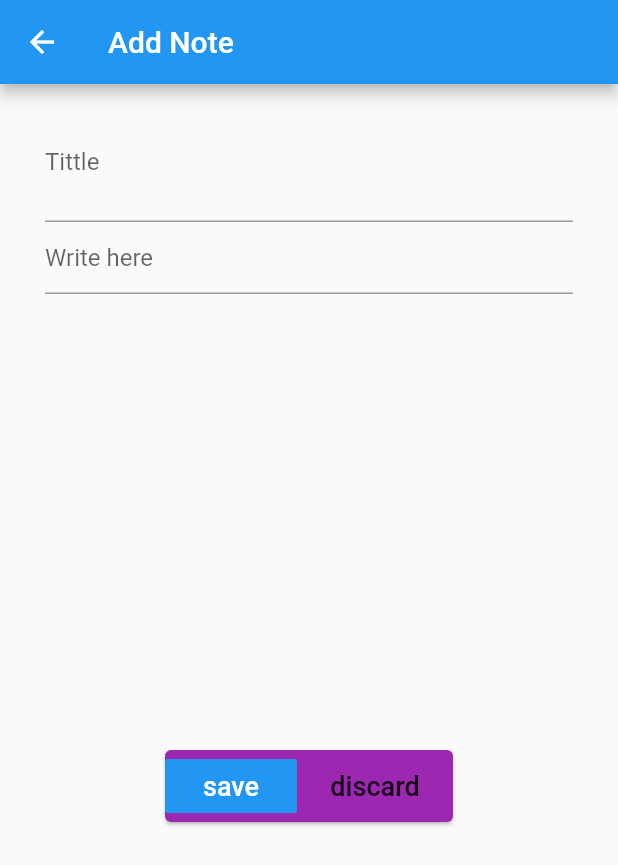
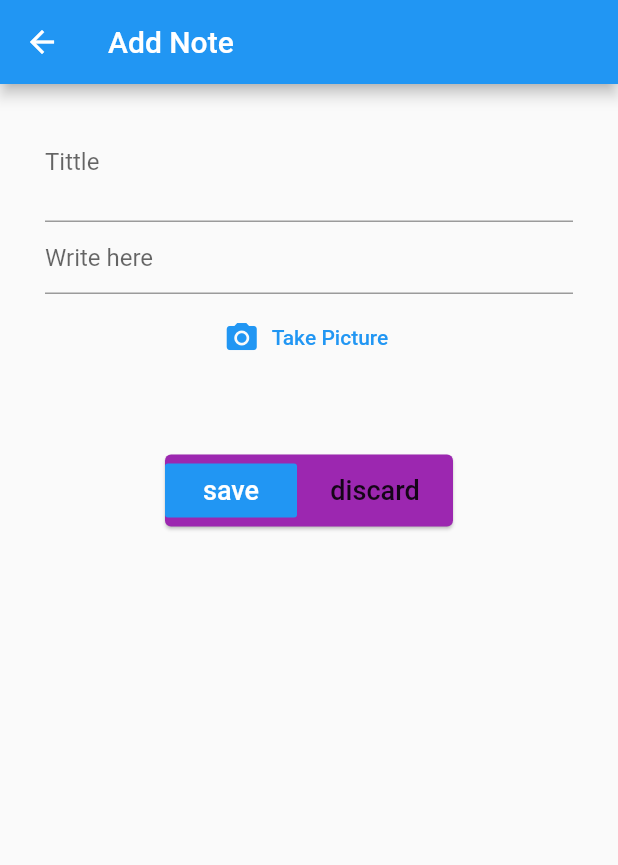
Before and after one commit to viktorvoltz/smartnote, a Flutter app: the NoteList screen opened by its route, after a tap on the "add" icon, on a phone screen of 412 x 824 dp. Shown: the top 865 px of the screen. Run offline on Flutter 3.47's test engine with Material 2 defaults, Android fonts, the phone set to English and light mode, and no system bars; our stand-ins replace flutter_svg, image_picker.

Commit message:
app structure

```diff
--- a/lib/inherited_widget/note_inherited_widget.dart
+++ b/lib/inherited_widget/note_inherited_widget.dart
@@ -2,7 +2,7 @@ import 'package:flutter/material.dart';
 
 class NoteInheritedWidget extends InheritedWidget{
 
-  final List<Map<String, String>> notes = [
+  final List<Map<String, dynamic>> notes = [
 
 
   ];
--- a/lib/screens/note.dart
+++ b/lib/screens/note.dart
@@ -1,6 +1,11 @@
 import 'package:flutter/material.dart';
 import 'package:smartnote/inherited_widget/note_inherited_widget.dart';
 import 'package:smartnote/screens/note_llist.dart';
+import 'package:intl/intl.dart';
+import 'dart:io';
+import 'package:path/path.dart' as path;
+import 'package:path_provider/path_provider.dart' as syspaths;
+import 'package:image_picker/image_picker.dart';
 
 enum NoteMode { Editing, Adding }
 
@@ -21,7 +26,29 @@ class Note extends StatefulWidget {
 class NoteState extends State<Note> {
   final TextEditingController _titleController = TextEditingController();
   final TextEditingController _textController = TextEditingController();
-  List<Map<String, String>> get _notes => NoteInheritedWidget.of(context).notes;
+  List<Map<String, dynamic>> get _notes =>
+      NoteInheritedWidget.of(context).notes;
+
+  File _storedImage;
+  File ssavedImage;
+
+  Future<void> _takePicture() async {
+    final picker = ImagePicker();
+    final imageFile = await picker.getImage(
+      source: ImageSource.camera,
+      maxWidth: 600,
+    );
+    if (imageFile == null) {
+      return;
+    }
+    setState(() {
+      _storedImage = File(imageFile.path);
+    });
+    final appDir = await syspaths.getApplicationDocumentsDirectory();
+    final fileName = path.basename(imageFile.path);
+    final savedImage = await _storedImage.copy('${appDir.path}/$fileName');
+    ssavedImage = savedImage;
+  }
 
   @override
   void didChangeDependencies() {
@@ -52,9 +79,28 @@ class NoteState extends State<Note> {
                 controller: _textController,
                 decoration: InputDecoration(hintText: 'Write here'),
               ),
+              SizedBox(height: 5),
+              _storedImage == null
+                  ? FlatButton.icon(
+                      icon: Icon(Icons.camera_alt),
+                      label: Text(
+                        'Take Picture',
+                      ),
+                      textColor: Theme.of(context).primaryColor,
+                      onPressed: _takePicture,
+                    )
+                  : Container(
+                      //width: size.width * 0.5,
+                      height: 100,
+                      decoration: BoxDecoration(
+                        border: Border.all(width: 1, color: Colors.grey),
+                      ),
+                      child: Image.file(_storedImage,
+                              fit: BoxFit.cover, width: double.infinity),
+                    ),
               Container(
                   width: widget.noteMode == NoteMode.Editing ? 400 : 200,
-                  margin: EdgeInsets.only(top: 300),
+                  margin: EdgeInsets.only(top: 50),
                   child: Card(
                     color: Colors.purple,
                     child: Row(
@@ -69,8 +115,17 @@ class NoteState extends State<Note> {
                               if (widget?.noteMode == NoteMode.Adding) {
                                 final title = _titleController.text;
                                 final text = _textController.text;
+                                String time = DateFormat('MM-dd,EEE  kk:mm:ss')
+                                    .format(DateTime.now())
+                                    .toString();
 
-                                _notes.add({'title': title, 'text': text});
+
+                                _notes.add({
+                                  'title': title,
+                                  'text': text,
+                                  'time': time,
+                                  'photo': ssavedImage
+                                });
                                 print(_notes);
                               } else if (widget?.noteMode == NoteMode.Editing) {
                                 final title = _titleController.text;
@@ -81,7 +136,10 @@ class NoteState extends State<Note> {
                                   'text': text
                                 };
                               }
-                              Navigator.push(context, MaterialPageRoute(builder: (context) => NoteList()));
+                              Navigator.push(
+                                  context,
+                                  MaterialPageRoute(
+                                      builder: (context) => NoteList()));
                             },
                           ),
                           //Spacer(),
@@ -102,7 +160,12 @@ class NoteState extends State<Note> {
                                   ),
                                   onPressed: () {
                                     _notes.removeAt(widget.index);
-                                    Navigator.pop(context);
+                                    Navigator.push(
+                                      context,
+                                      MaterialPageRoute(
+                                        builder: (context) => NoteList(),
+                                      ),
+                                    );
                                   },
                                 )
                               : Container(),
--- a/lib/screens/note_llist.dart
+++ b/lib/screens/note_llist.dart
@@ -1,9 +1,16 @@
 import 'package:flutter/material.dart';
 import 'package:smartnote/inherited_widget/note_inherited_widget.dart';
+import 'package:smartnote/screens/views.dart';
 import 'note.dart';
+import 'views.dart';
+import 'dart:async';
+import 'package:intl/intl.dart';
 
 class NoteList extends StatefulWidget {
   static const routeName = 'NoteList';
+  //File pickedImage;
+
+  //NoteList({this.pickedImage});
 
   @override
   NoteListState createState() {
@@ -12,11 +19,13 @@ class NoteList extends StatefulWidget {
 }
 
 class NoteListState extends State<NoteList> {
-  List<Map<String, String>> get _notes => NoteInheritedWidget.of(context).notes;
+  List<Map<String, dynamic>> get _notes =>
+      NoteInheritedWidget.of(context).notes;
 
   @override
   Widget build(BuildContext context) {
     return Scaffold(
+      backgroundColor: Color(0xff272637),
       body: GridView.builder(
         gridDelegate: SliverGridDelegateWithMaxCrossAxisExtent(
             maxCrossAxisExtent: 300,
@@ -27,10 +36,8 @@ class NoteListState extends State<NoteList> {
         itemBuilder: (BuildContext ctx, index) {
           return GestureDetector(
             onTap: () async {
-              await Navigator.push(
-                  context,
-                  MaterialPageRoute(
-                      builder: (context) => Note(noteMode: NoteMode.Editing, index: index)));
+              await Navigator.push(context,
+                  MaterialPageRoute(builder: (context) => Views(index: index)));
               setState(() {});
             },
             child: Container(
@@ -41,23 +48,26 @@ class NoteListState extends State<NoteList> {
                   child: Column(
                     crossAxisAlignment: CrossAxisAlignment.start,
                     children: <Widget>[
+                      _notes[index]['photo'] == null ?
+                      Container() :
+                      Container(
+                        height: 50,
+                        width: 50,
+                        child: Image.file(_notes[index]['photo']),
+                      ),
                       _NoteTittle(_notes[index]['title']),
                       SizedBox(height: 4),
                       _NoteText(_notes[index]['text']),
+                      Spacer(),
+                      Text(
+                        _notes[index]['time'],
+                        style: TextStyle(color: Colors.white54),
+                      ),
                     ],
                   )),
               decoration: BoxDecoration(
-                color: Colors.black38,
-                boxShadow: [
-                  BoxShadow(
-                    color: Colors.grey.withOpacity(0.5),
-                    spreadRadius: 1,
-                    blurRadius: 7,
-                    offset: Offset(0, 3), // changes position of shadow
-                  ),
-                ],
-                borderRadius: BorderRadius.circular(10)
-              ),
+                  color: Color(0xff3B3A50),
+                  borderRadius: BorderRadius.circular(10)),
             ),
           );
         },
@@ -68,7 +78,7 @@ class NoteListState extends State<NoteList> {
         child: Row(
           children: [
             IconButton(
-              icon: Icon(Icons.menu),
+              icon: Icon(Icons.camera_alt),
               onPressed: () {},
             ),
             Spacer(),
@@ -87,8 +97,10 @@ class NoteListState extends State<NoteList> {
         backgroundColor: Colors.orange,
         child: Icon(Icons.add),
         onPressed: () async {
-          await Navigator.push(context,
-              MaterialPageRoute(builder: (context) => Note(noteMode: NoteMode.Adding)));
+          await Navigator.push(
+              context,
+              MaterialPageRoute(
+                  builder: (context) => Note(noteMode: NoteMode.Adding)));
           setState(() {});
         },
       ),
@@ -105,7 +117,7 @@ class _NoteText extends StatelessWidget {
   Widget build(BuildContext context) {
     return Text(
       _text,
-      style: TextStyle(color: Colors.grey.shade800, fontSize: 18),
+      style: TextStyle(color: Colors.white30, fontSize: 18),
       maxLines: 7,
       overflow: TextOverflow.ellipsis,
       textAlign: TextAlign.left,
@@ -121,11 +133,10 @@ class _NoteTittle extends StatelessWidget {
   Widget build(BuildContext context) {
     return Text(
       _tittle.toUpperCase(),
-      style: TextStyle(color: Colors.grey.shade800, fontSize: 30),
-      maxLines: 2,
+      style: TextStyle(color: Colors.white, fontSize: 30),
+      maxLines: 1,
       overflow: TextOverflow.ellipsis,
       textAlign: TextAlign.center,
-
     );
   }
 }
--- a/pubspec.yaml
+++ b/pubspec.yaml
@@ -24,6 +24,9 @@ dependencies:
   flutter:
     sdk: flutter
   flutter_svg: ^0.18.0
+  image_picker: ^0.6.7+15
+  path_provider: ^1.6.24
+  path: ^1.7.0
 
 
   # The following adds the Cupertino Icons font to your application.
```
Also changed, not shown: lib/screens/homescreen.dart (+15 -5 lines), lib/screens/views.dart (added, +103 -0 lines), lib/model/image_input.dart (added), pubspec.lock. Lines whose indentation alone changed are shown as unchanged.
